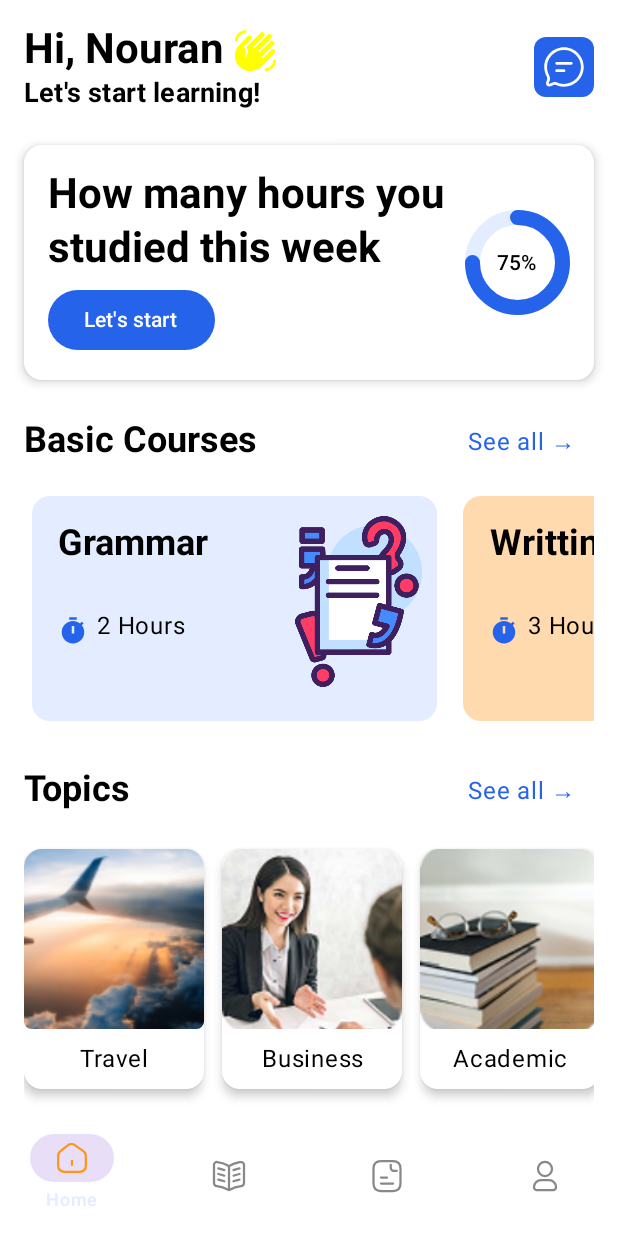
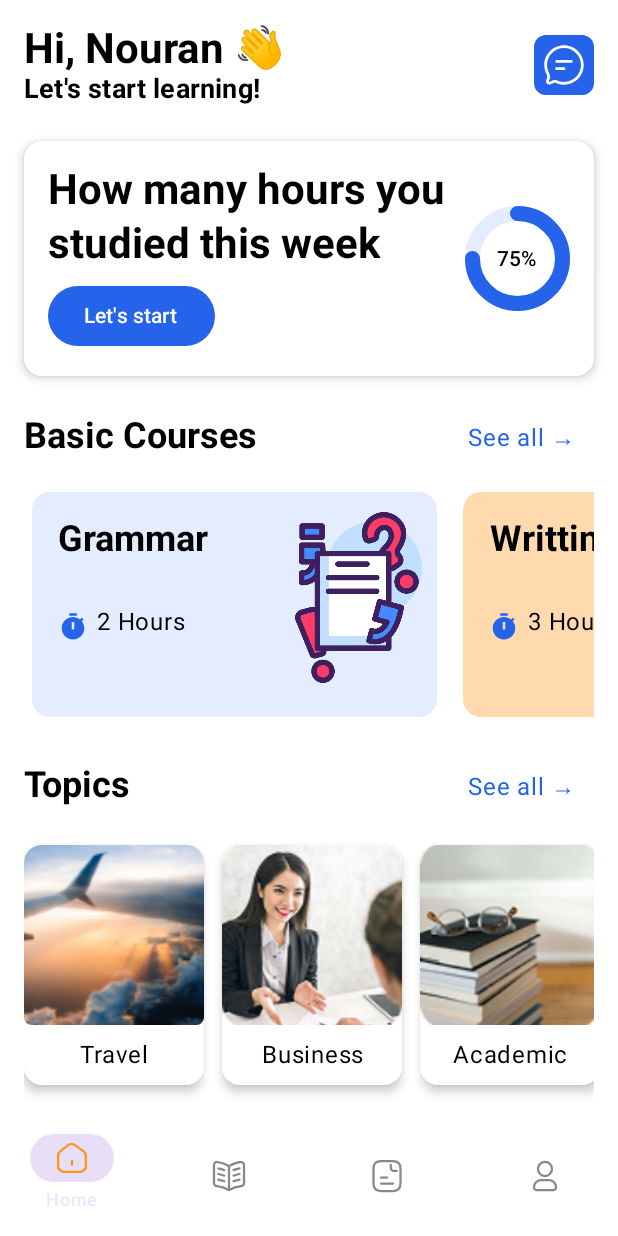
Before and after one commit to OsamaArsalan2001/Chat-Fluent, an Android app built with Jetpack Compose: the MainScreen screen opened through its navigation route, on a phone screen of 412 x 824 dp. Run offline under Robolectric (Android 15) with nearby library versions, the phone set to English and light mode, and no system bars.

Commit message:
modify some ui

```diff
--- a/app/src/main/java/com/example/chat_fluent/MainActivity.kt
+++ b/app/src/main/java/com/example/chat_fluent/MainActivity.kt
@@ -52,7 +52,7 @@ fun MyApp(){
     var theme = remember { mutableStateOf(false) }
     val navController = rememberNavController()
     ChatfluentTheme {
-        NavHost(navController = navController, startDestination = MainScreen.route) {
+        NavHost(navController = navController, startDestination = HomePage.route) {
             composable(HomePage.route) {
                 HomePageScreen(navController)
             }
--- a/app/src/main/java/com/example/chat_fluent/widgets/home/HomeScreen.kt
+++ b/app/src/main/java/com/example/chat_fluent/widgets/home/HomeScreen.kt
@@ -78,12 +78,12 @@ fun HomeScreen(navController: NavHostController) {
             ) {
                 Column {
                     Row {
-                        Text("Hi, Nouran", style = MaterialTheme.typography.headlineMedium)
-                        Icon(
-                            Icons.Default.WavingHand, contentDescription = "Chat", Modifier
-                                .size(35.dp)
-                                .padding(start = 5.dp), tint = Color.Yellow
-                        )
+                        Text("Hi, Nouran "+"\uD83D\uDC4B", style = MaterialTheme.typography.headlineMedium)
+//                        Icon(
+//                            Icons.Default.WavingHand, contentDescription = "Chat", Modifier
+//                                .size(35.dp)
+//                                .padding(start = 5.dp), tint = Color.Yellow
+//                        )
 
                     }
                     Text("Let's start learning!", style = Typography.titleMedium)
```
